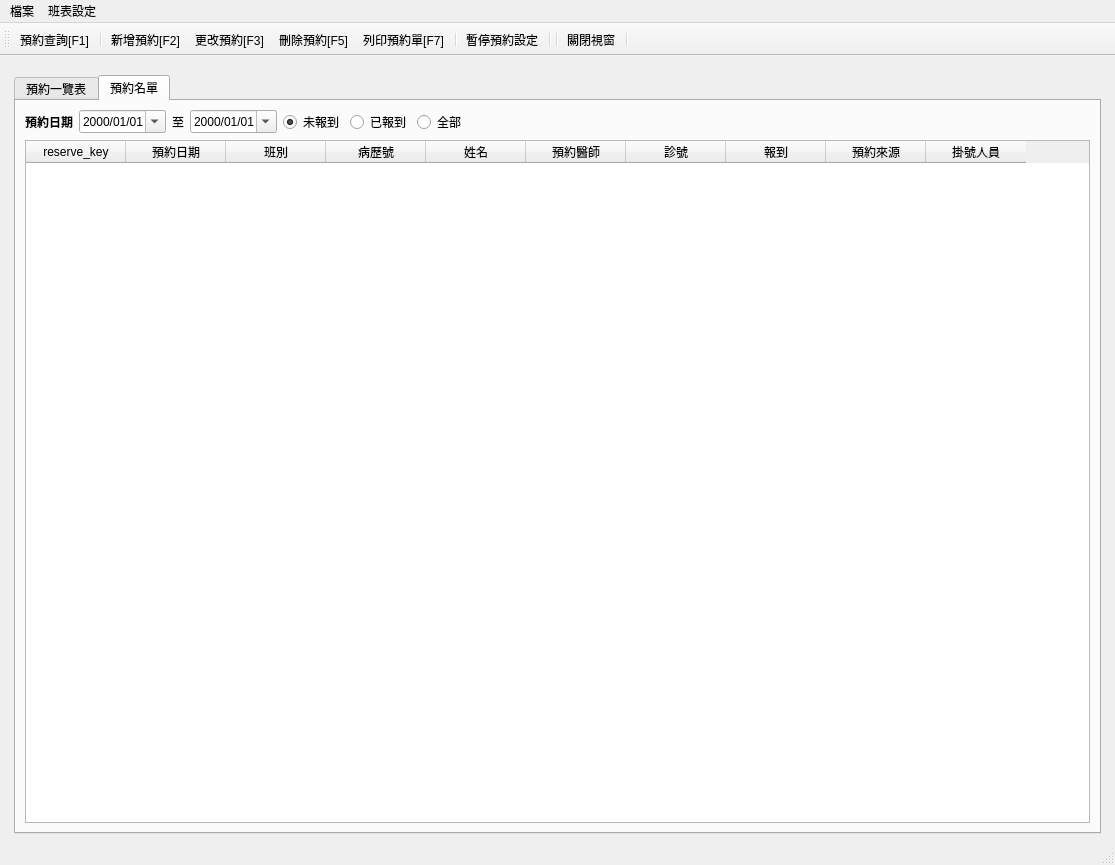
picacat/pyMedical, file ui/massage_registration.ui: the form before one commit.
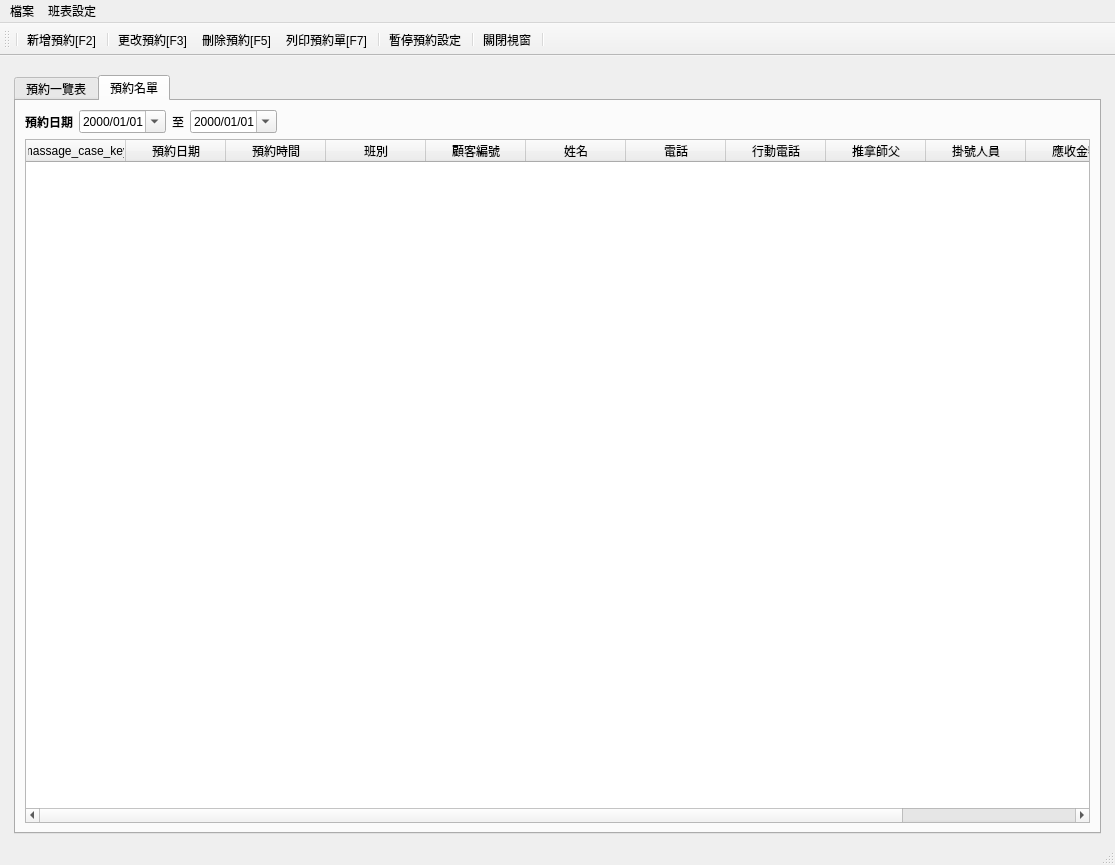
The form after the commit. The open tabs and pages were chosen to show the change. Icons and pictures are not drawn.

```diff
--- a/ui/massage_registration.ui
+++ b/ui/massage_registration.ui
@@ -410,30 +410,6 @@
               </property>
              </widget>
             </item>
-            <item>
-             <widget class="QRadioButton" name="radioButton_arrival1">
-              <property name="text">
-               <string>未報到</string>
-              </property>
-              <property name="checked">
-               <bool>true</bool>
-              </property>
-             </widget>
-            </item>
-            <item>
-             <widget class="QRadioButton" name="radioButton_arrival2">
-              <property name="text">
-               <string>已報到</string>
-              </property>
-             </widget>
-            </item>
-            <item>
-             <widget class="QRadioButton" name="radioButton_arrival3">
-              <property name="text">
-               <string>全部</string>
-              </property>
-             </widget>
-            </item>
             <item>
              <spacer name="horizontalSpacer_2">
               <property name="orientation">
@@ -462,7 +438,7 @@
             </property>
             <column>
              <property name="text">
-              <string>reserve_key</string>
+              <string>massage_case_key</string>
              </property>
             </column>
             <column>
@@ -470,6 +446,11 @@
               <string>預約日期</string>
              </property>
             </column>
+            <column>
+             <property name="text">
+              <string>預約時間</string>
+             </property>
+            </column>
             <column>
              <property name="text">
               <string>班別</string>
@@ -477,7 +458,7 @@
             </column>
             <column>
              <property name="text">
-              <string>病歷號</string>
+              <string>顧客編號</string>
              </property>
             </column>
             <column>
@@ -487,22 +468,17 @@
             </column>
             <column>
              <property name="text">
-              <string>預約醫師</string>
+              <string>電話</string>
              </property>
             </column>
             <column>
              <property name="text">
-              <string>診號</string>
+              <string>行動電話</string>
              </property>
             </column>
             <column>
              <property name="text">
-              <string>報到</string>
-             </property>
-            </column>
-            <column>
-             <property name="text">
-              <string>預約來源</string>
+              <string>推拿師父</string>
              </property>
             </column>
             <column>
@@ -510,6 +486,16 @@
               <string>掛號人員</string>
              </property>
             </column>
+            <column>
+             <property name="text">
+              <string>應收金額</string>
+             </property>
+            </column>
+            <column>
+             <property name="text">
+              <string>實收金額</string>
+             </property>
+            </column>
            </widget>
           </item>
          </layout>
@@ -534,16 +520,15 @@
    <attribute name="toolBarBreak">
     <bool>false</bool>
    </attribute>
-   <addaction name="action_reservation_query"/>
    <addaction name="separator"/>
    <addaction name="action_add_reservation"/>
+   <addaction name="separator"/>
    <addaction name="action_modify_reservation"/>
    <addaction name="action_cancel_reservation"/>
    <addaction name="action_print_reservation"/>
    <addaction name="separator"/>
    <addaction name="action_off_day_setting"/>
    <addaction name="separator"/>
-   <addaction name="separator"/>
    <addaction name="action_close"/>
    <addaction name="separator"/>
   </widget>
@@ -624,18 +609,6 @@
     <string>F2</string>
    </property>
   </action>
-  <action name="action_reservation_query">
-   <property name="icon">
-    <iconset>
-     <normaloff>../icons/system-search.png</normaloff>../icons/system-search.png</iconset>
-   </property>
-   <property name="text">
-    <string>預約查詢[F1]</string>
-   </property>
-   <property name="shortcut">
-    <string>F1</string>
-   </property>
-  </action>
   <action name="action_save_assigned_table">
    <property name="icon">
     <iconset>
```
Left out of the diff: 22 changed lines with no effect on the pictures.
